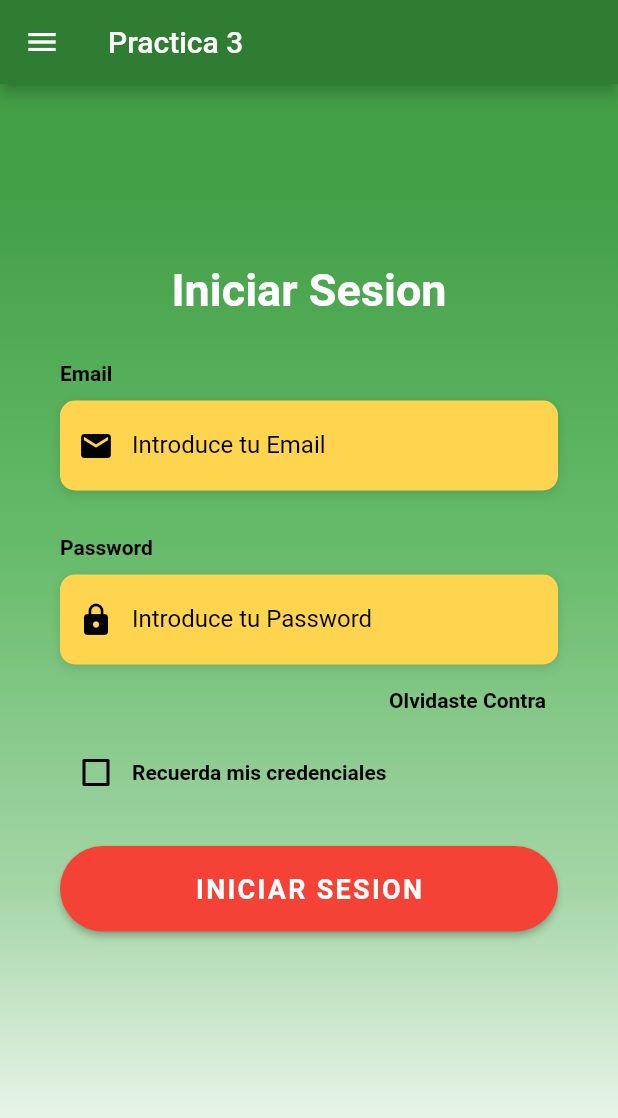
After one commit to LeonardoHOjeda/flutter-codes, a Flutter app: the PracticeThreeScreen screen opened by its route, on a phone screen of 412 x 824 dp. The commit adds this screen. Shown: the top 1118 px of the screen. Run offline on Flutter 3.47's test engine with Material 2 defaults, Android fonts, the phone set to English and light mode, and no system bars; our stand-ins replace image_picker, shared_preferences, sqflite; missing offline and left inert: flutter_barcode_scanner; accounts and stored records are empty; Roboto replaces fonts that are missing (OpenSans).

Commit message:
Inicio de practica 3

```diff
--- a/progra_movil/lib/main.dart
+++ b/progra_movil/lib/main.dart
@@ -14,8 +14,8 @@ class MyApp extends StatelessWidget {
       title: 'Material App',
       initialRoute: HomeScreen.routerName,
       routes: {
-        HomeScreen.routerName       : (_) =>  HomeScreen(),
-        CarouselWithIndicatorDemo.routerName: (_) =>  CarouselWithIndicatorDemo(),
+        HomeScreen.routerName         : (_) =>  HomeScreen(),
+        PracticeThreeScreen.routerName: (_) =>  PracticeThreeScreen()
       },
     );
   }
--- a/progra_movil/lib/screens/practice_one.dart
+++ /dev/null
@@ -1,95 +0,0 @@
-import 'package:flutter/material.dart';
-import 'package:carousel_slider/carousel_slider.dart';
-
-final List<String> imgList = [
-  "assets/mango.png",
-  "assets/banana.png",
-  "assets/apple.png",
-];
-
-class CarouselWithIndicatorDemo extends StatefulWidget {
-  static const String routerName = 'PracticeOne';
-
-  @override
-  State<StatefulWidget> createState() {
-    return _CarouselWithIndicatorState();
-  }
-}
-
-class _CarouselWithIndicatorState extends State<CarouselWithIndicatorDemo> {
-  // static const String routerName = 'PracticeOne';
-
-  int _current = 0;
-
-  @override
-  Widget build(BuildContext context) {
-    return Column(children: [
-      CarouselSlider(
-        items: imgList
-            .map((item) => Container(
-                  child: Center(child: Image.asset(item.toString())),
-                ))
-            .toList(),
-        options: CarouselOptions(
-            autoPlay: true,
-            enlargeCenterPage: true,
-            aspectRatio: 2.0,
-            onPageChanged: (index, reason) {
-              setState(() {
-                _current = index;
-              });
-            }),
-      ),
-      Row(
-        mainAxisAlignment: MainAxisAlignment.center,
-        children: imgList.map((url) {
-          int index = imgList.indexOf(url);
-          return Container(
-            width: 8.0,
-            height: 8.0,
-            margin: EdgeInsets.symmetric(vertical: 10.0, horizontal: 2.0),
-            decoration: BoxDecoration(
-              shape: BoxShape.circle,
-              color: _current == index
-                  ? Color.fromRGBO(0, 0, 0, 0.9)
-                  : Color.fromRGBO(0, 0, 0, 0.4),
-            ),
-          );
-        }).toList(),
-      ),
-    ]);
-  }
-}
-
-// class PracticeOneScreen extends StatelessWidget {
-
-//   static const String routerName = 'PracticeOne';
-
-//   @override
-//   Widget build(BuildContext context) {
-//     return Scaffold(
-//       appBar: AppBar(
-//         title: Text('Practica Uno'),
-//         backgroundColor: Colors.green[800],
-//       ),
-//       body: Column(
-//         children: [
-//           CarouselSlider(
-//             items: imgList.map((item) => Container(
-//               child: Center(child: Image.asset(item.toString())),
-//             )).toList(),
-//             options: CarouselOptions(
-//               autoPlay: true,
-//               enlargeCenterPage: true,
-//               aspectRatio: 2.0,
-//               onPageChanged: (index, reason) {
-//                 setState(() {
-//                   _current = index;
-//                 });
-//               })
-//             )
-//         ],
-//       )
-//     );
-//   }
-// }
--- /dev/null
+++ b/progra_movil/lib/screens/practice_three.dart
@@ -0,0 +1,207 @@
+import 'package:flutter/material.dart';
+import 'package:progra_movil/utilities/utilities.dart';
+import 'package:progra_movil/widgets/widgets.dart';
+
+class PracticeThreeScreen extends StatefulWidget {
+  static const String routerName = 'PracticeThree';
+
+  @override
+  State<PracticeThreeScreen> createState() => _PracticeThreeScreenState();
+}
+
+class _PracticeThreeScreenState extends State<PracticeThreeScreen> {
+  bool _rememberMe = false;
+
+  @override
+  Widget build(BuildContext context) {
+    return Scaffold(
+        appBar: AppBar(
+          title: Text('Practica 3'),
+          backgroundColor: Colors.green[800],
+        ),
+        drawer: SideMenu(),
+        body: Stack(
+          children: [
+            Container(
+              height: double.infinity,
+              width: double.infinity,
+              decoration: BoxDecoration(
+                gradient: LinearGradient(
+                    begin: Alignment.topCenter,
+                    end: Alignment.bottomCenter,
+                    colors: [
+                      Colors.green.shade600,
+                      Colors.green.shade400,
+                      Colors.green.shade200,
+                      Colors.green.shade50,
+                    ],
+                    stops: [
+                      0.1,
+                      0.4,
+                      0.7,
+                      0.9
+                    ]),
+              ),
+            ),
+            Container(
+              height: double.infinity,
+              child: SingleChildScrollView(
+                physics: AlwaysScrollableScrollPhysics(),
+                padding:
+                    EdgeInsets.symmetric(horizontal: 40.0, vertical: 120.0),
+                child: Column(
+                    mainAxisAlignment: MainAxisAlignment.center,
+                    children: <Widget>[
+                      Text(
+                        'Iniciar Sesion',
+                        style: TextStyle(
+                            color: Colors.white,
+                            fontFamily: 'OpenSans',
+                            fontSize: 30.0,
+                            fontWeight: FontWeight.bold),
+                      ),
+                      SizedBox(height: 30.0),
+                      _buildEmailTF(),
+                      SizedBox(height: 30.0),
+                      _buildPasswordTF(),
+                      _buildForgotPasswordBtn(),
+                      _buildRememberMeCheckbox(),
+                      _buildLoginBtn()
+                    ]),
+              ),
+            )
+          ],
+        ));
+  }
+
+  Container _buildLoginBtn() {
+    return Container(
+      padding: EdgeInsets.symmetric(vertical: 25.0),
+      width: double.infinity,
+      child: ElevatedButton(
+        style: ButtonStyle(
+          shape: MaterialStateProperty.all(
+            RoundedRectangleBorder(
+              borderRadius: BorderRadius.circular(30.0)
+            )
+          ),
+          backgroundColor: MaterialStateProperty.all(Colors.red)
+        ),
+        child: Padding(
+          padding: const EdgeInsets.all(18.0),
+          child: Text(
+            'INICIAR SESION',
+            style: TextStyle(
+              letterSpacing: 1.5,
+              fontSize: 18.0,
+              fontWeight: FontWeight.bold,
+              fontFamily: 'OpenSans'
+            ),
+          ),
+        ),
+        onPressed: () => print('Inicio de Sesion Presionado'),
+      ),
+    );
+  }
+
+  Container _buildRememberMeCheckbox() {
+    return Container(
+      child: Row(
+        children: [
+          Theme(
+              data: ThemeData(unselectedWidgetColor: Colors.black),
+              child: Checkbox(
+                value: _rememberMe,
+                checkColor: Colors.green,
+                activeColor: Colors.black,
+                onChanged: (value) {
+                  setState(() {
+                    _rememberMe = value!;
+                  });
+                },
+              )),
+          Text(
+            'Recuerda mis credenciales',
+            style: kLabelStyle,
+          )
+        ],
+      ),
+    );
+  }
+
+  Column _buildPasswordTF() {
+    return Column(
+      crossAxisAlignment: CrossAxisAlignment.start,
+      children: [
+        Text(
+          'Password',
+          style: kLabelStyle,
+        ),
+        SizedBox(height: 10.0),
+        Container(
+          alignment: Alignment.centerLeft,
+          decoration: kBoxDecorationStyle,
+          height: 60.0,
+          child: TextField(
+            obscureText: true,
+            style: TextStyle(color: Colors.white, fontFamily: 'OpenSans'),
+            decoration: InputDecoration(
+                border: InputBorder.none,
+                contentPadding: EdgeInsets.only(top: 14.0),
+                prefixIcon: Icon(Icons.lock, color: Colors.black),
+                hintText: 'Introduce tu Password',
+                hintStyle: kHintTextStyle),
+          ),
+        )
+      ],
+    );
+  }
+
+  Column _buildEmailTF() {
+    return Column(
+      crossAxisAlignment: CrossAxisAlignment.start,
+      children: [
+        Text(
+          'Email',
+          style: kLabelStyle,
+        ),
+        SizedBox(height: 10.0),
+        Container(
+          alignment: Alignment.centerLeft,
+          decoration: kBoxDecorationStyle,
+          height: 60.0,
+          child: TextField(
+            keyboardType: TextInputType.emailAddress,
+            style: TextStyle(color: Colors.white),
+            decoration: InputDecoration(
+                border: InputBorder.none,
+                contentPadding: EdgeInsets.only(top: 14.0),
+                prefixIcon: Icon(Icons.email, color: Colors.black),
+                hintText: 'Introduce tu Email',
+                hintStyle: kHintTextStyle),
+          ),
+        )
+      ],
+    );
+  }
+}
+
+class _buildForgotPasswordBtn extends StatelessWidget {
+  const _buildForgotPasswordBtn({
+    Key? key,
+  }) : super(key: key);
+
+  @override
+  Widget build(BuildContext context) {
+    return Container(
+      alignment: Alignment.centerRight,
+      child: TextButton(
+        child: Text(
+          'Olvidaste Contra',
+          style: kLabelStyle,
+        ),
+        onPressed: () => print('Boton Olvidar Contra, presionado'),
+      ),
+    );
+  }
+}
--- a/progra_movil/lib/screens/screens.dart
+++ b/progra_movil/lib/screens/screens.dart
@@ -1,2 +1,2 @@
 export 'package:progra_movil/screens/home_screen.dart';
-export 'package:progra_movil/screens/practice_one.dart';
+export 'package:progra_movil/screens/practice_three.dart';
--- /dev/null
+++ b/progra_movil/lib/utilities/utilities.dart
@@ -0,0 +1,24 @@
+import 'package:flutter/material.dart';
+
+final kHintTextStyle = TextStyle(
+  color: Colors.black,
+  fontFamily: 'OpenSans'
+);
+
+final kLabelStyle = TextStyle(
+  color: Colors.black,
+  fontWeight: FontWeight.bold,
+  fontFamily: 'OpenSans'
+);
+
+final kBoxDecorationStyle = BoxDecoration(
+  color: Colors.amber.shade300,
+  borderRadius: BorderRadius.circular(10.0),
+  boxShadow: [
+    BoxShadow(
+      color: Colors.black12,
+      blurRadius: 6.0,
+      offset: Offset(0,2)
+    )
+  ]
+);
--- a/progra_movil/lib/widgets/side_menu.dart
+++ b/progra_movil/lib/widgets/side_menu.dart
@@ -23,8 +23,8 @@ class SideMenu extends StatelessWidget {
             leading: Icon(Icons.looks_one_rounded),
             title: Text('Practice 1'),
             onTap: () {
-              Navigator.pop(context);
-              Navigator.pushNamed(context, CarouselWithIndicatorDemo.routerName);
+              // Navigator.pop(context);
+              // Navigator.pushNamed(context, PracticeThreeScreen.routerName);
             },
           ),
           ListTile(
@@ -35,7 +35,10 @@ class SideMenu extends StatelessWidget {
           ListTile(
             leading: Icon(Icons.looks_3_rounded),
             title: Text('Practice 3'),
-            onTap: () {},
+            onTap: () {
+              Navigator.pop(context);
+              Navigator.pushNamed(context, PracticeThreeScreen.routerName);
+            },
           ),
         ],
       ),
--- a/progra_movil/pubspec.yaml
+++ b/progra_movil/pubspec.yaml
@@ -34,7 +34,6 @@ dependencies:
   # The following adds the Cupertino Icons font to your application.
   # Use with the CupertinoIcons class for iOS style icons.
   cupertino_icons: ^1.0.2
-  carousel_slider: ^2.0.0
 
 dev_dependencies:
   flutter_test:
```
Also changed, not shown: progra_movil/pubspec.lock, 1 other file.
